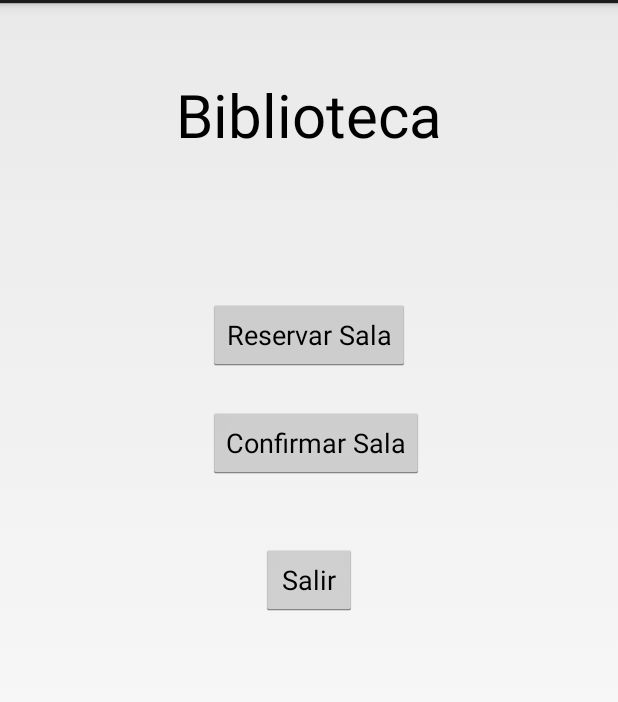
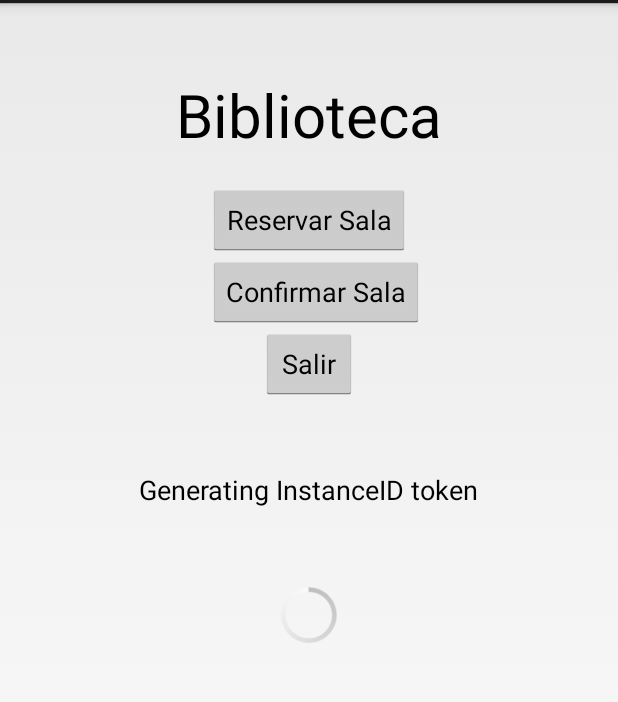
Before and after one commit to dsiancas/Reservas, an Android app: the Menu screen opened directly, with no data from a screen before it, on a phone screen of 412 x 824 dp, the part 69-771 px from its top. Run offline under Robolectric (Android 15) with nearby library versions, the phone set to English and light mode, and no system bars; 3 statements that could not run were skipped.

Commit message:
Adding gcm base

```diff
--- a/app/src/main/AndroidManifest.xml
+++ b/app/src/main/AndroidManifest.xml
@@ -74,14 +74,14 @@
             </intent-filter>
         </receiver>
         <service
-            android:name="com.example.prueba.myservice"
+            android:name="com.example.prueba.GcmListener"
             android:exported="false" >
             <intent-filter>
                 <action android:name="com.google.android.c2dm.intent.RECEIVE" />
             </intent-filter>
         </service>
         <service
-            android:name="com.example.MyInstanceIDListenerService"
+            android:name="com.example.prueba.MyInstanceIDListenerService"
             android:exported="false">
             <intent-filter>
                 <action android:name="com.google.android.gms.iid.InstanceID"/>
--- a/app/src/main/res/layout/menu.xml
+++ b/app/src/main/res/layout/menu.xml
@@ -17,20 +17,17 @@
         android:id="@+id/button2"
         android:layout_width="wrap_content"
         android:layout_height="wrap_content"
-        android:layout_below="@+id/textView4"
-        android:layout_centerHorizontal="true"
-        android:layout_marginTop="96dp"
-        android:text="Reservar Sala" />
+        android:text="Reservar Sala"
+        android:layout_below="@+id/welcome"
+        android:layout_centerHorizontal="true" />
 
     <Button
         android:id="@+id/button3"
         android:layout_width="wrap_content"
         android:layout_height="wrap_content"
-        android:layout_alignStart="@+id/button2"
+        android:text="Confirmar Sala"
         android:layout_below="@+id/button2"
-        android:layout_centerHorizontal="true"
-        android:layout_marginTop="24dp"
-        android:text="Confirmar Sala" />
+        android:layout_alignStart="@+id/button2" />
 
     <TextView
         android:layout_width="wrap_content"
@@ -45,7 +42,24 @@
         android:text="Salir"
         android:id="@+id/logout"
         android:layout_below="@+id/button3"
+        android:layout_centerHorizontal="true" />
+
+    <TextView
+        android:text="@string/registering_message"
+        android:layout_width="wrap_content"
+        android:layout_height="wrap_content"
+        android:id="@+id/informationTextView"
+        android:textAppearance="?android:attr/textAppearanceMedium"
+        android:layout_below="@+id/logout"
         android:layout_centerHorizontal="true"
-        android:layout_marginTop="43dp" />
+        android:layout_marginTop="47dp" />
+
+    <ProgressBar
+        android:layout_width="wrap_content"
+        android:layout_height="wrap_content"
+        android:id="@+id/registrationProgressBar"
+        android:layout_below="@+id/informationTextView"
+        android:layout_centerHorizontal="true"
+        android:layout_marginTop="47dp" />
 
 </RelativeLayout>
```
Also changed, not shown: app/src/main/java/com/example/prueba/GcmListener.java (added, +89 -0 lines), app/src/main/java/com/example/prueba/MainActivity.java (+65 -0 lines), app/src/main/java/com/example/prueba/MyInstanceIDListenerService.java (added, +36 -0 lines), app/src/main/java/com/example/prueba/QuickstartPreferences.java (added, +10 -0 lines), app/src/main/java/com/example/prueba/RegistrationIntentService.java (added, +96 -0 lines), app/src/main/res/values/strings.xml (+6 -1 lines), app/src/main/res/drawable-hdpi/ic_stat_ic_notification.png (added), 122 other files.
